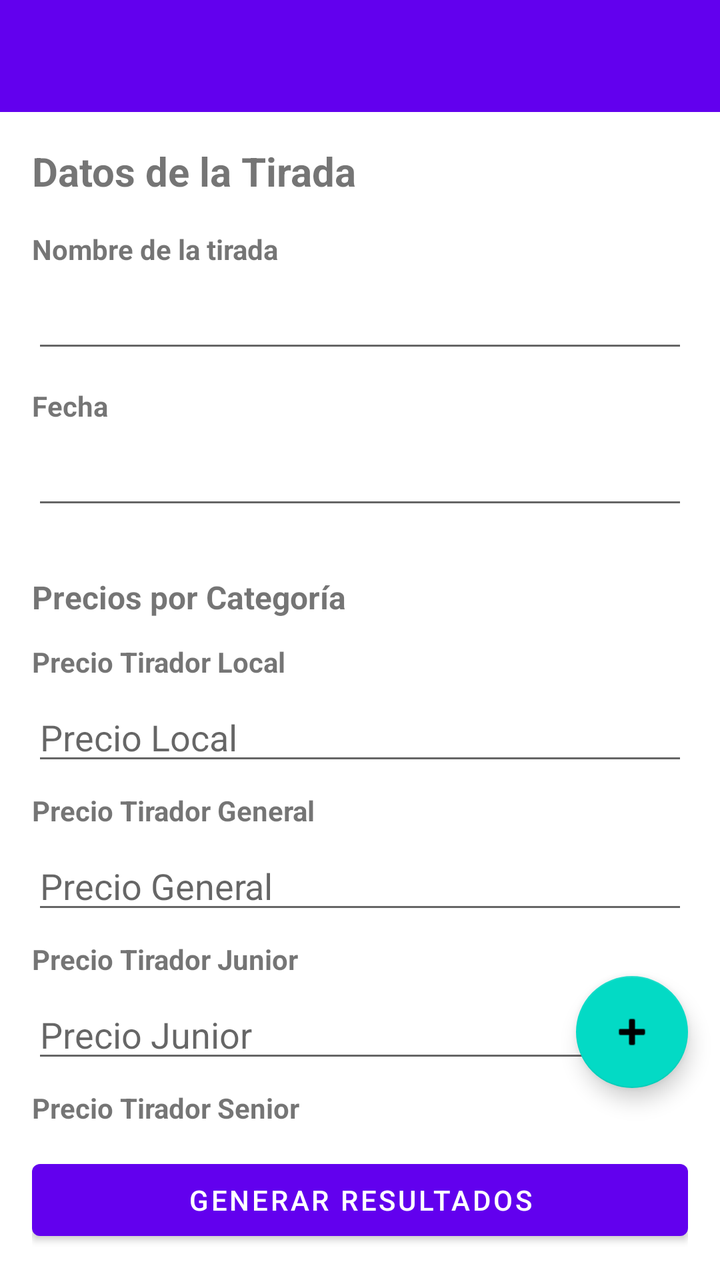
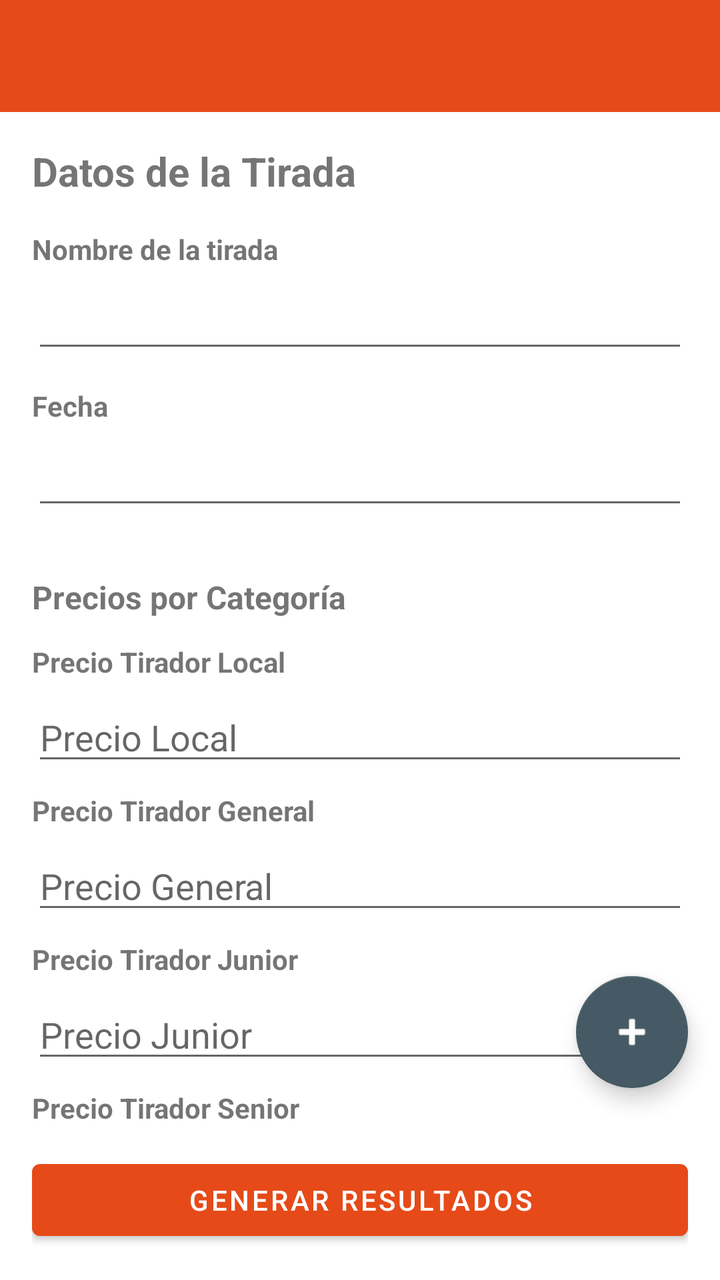

An Android layout rendered at two revisions. The XML below is the earlier revision; the diff shows what the commit changed to produce the second picture.
<!-- AndroidManifest.xml: application theme Theme.PlatoScore -->
<!-- res/layout/activity_tirada_detail.xml -->
<?xml version="1.0" encoding="utf-8"?>
<androidx.constraintlayout.widget.ConstraintLayout xmlns:android="http://schemas.android.com/apk/res/android"
    xmlns:app="http://schemas.android.com/apk/res-auto"
    xmlns:tools="http://schemas.android.com/tools"
    android:id="@+id/rootTiradaDetail"
    android:layout_width="match_parent"
    android:layout_height="match_parent"
    tools:context=".ui.activities.TiradaDetailActivity">

    <com.google.android.material.appbar.MaterialToolbar
        android:id="@+id/toolbar"
        android:layout_width="0dp"
        android:layout_height="wrap_content"
        android:minHeight="?attr/actionBarSize"
        android:background="?attr/colorPrimary"
        android:theme="@style/ThemeOverlay.MaterialComponents.Dark.ActionBar"
        app:layout_constraintTop_toTopOf="parent"
        app:layout_constraintStart_toStartOf="parent"
        app:layout_constraintEnd_toEndOf="parent" />

    
    <androidx.core.widget.NestedScrollView
        android:id="@+id/scrollContent"
        android:layout_width="0dp"
        android:layout_height="0dp"
        android:fillViewport="true"
        app:layout_constraintTop_toBottomOf="@id/toolbar"
        app:layout_constraintBottom_toTopOf="@id/bottomBar"
        app:layout_constraintStart_toStartOf="parent"
        app:layout_constraintEnd_toEndOf="parent">

        <LinearLayout
            android:id="@+id/contentContainer"
            android:layout_width="match_parent"
            android:layout_height="wrap_content"
            android:orientation="vertical"
            android:padding="16dp">

            <TextView
                android:layout_width="wrap_content"
                android:layout_height="wrap_content"
                android:text="@string/titulo_datos_tirada"
                android:textSize="20sp"
                android:textStyle="bold"
                android:layout_marginBottom="16dp" />

            <TextView
                android:id="@+id/lblNombreTirada"
                android:layout_width="wrap_content"
                android:layout_height="wrap_content"
                android:text="@string/label_nombre_tirada"
                android:textStyle="bold"
                android:layout_marginBottom="6dp"
                android:labelFor="@id/etNombreTirada" />

            <EditText
                android:id="@+id/etNombreTirada"
                android:layout_width="match_parent"
                android:layout_height="wrap_content"
                android:layout_marginBottom="12dp" />

            <TextView
                android:id="@+id/lblFechaTirada"
                android:layout_width="wrap_content"
                android:layout_height="wrap_content"
                android:text="@string/label_fecha"
                android:textStyle="bold"
                android:layout_marginBottom="6dp"
                android:labelFor="@id/etFechaTirada" />

            <EditText
                android:id="@+id/etFechaTirada"
                android:layout_width="match_parent"
                android:layout_height="wrap_content"
                android:inputType="none"
                android:focusable="false"
                android:clickable="true"
                android:cursorVisible="false"
                android:longClickable="false"
                android:layout_marginBottom="12dp" />

            <TextView
                android:layout_width="wrap_content"
                android:layout_height="wrap_content"
                android:text="@string/titulo_precios_categoria"
                android:textSize="16sp"
                android:textStyle="bold"
                android:layout_marginTop="16dp"
                android:layout_marginBottom="12dp" />

            <TextView
                android:id="@+id/lblPrecioLocal"
                android:layout_width="wrap_content"
                android:layout_height="wrap_content"
                android:text="@string/label_precio_local"
                android:textStyle="bold"
                android:layout_marginBottom="6dp"
                android:labelFor="@id/etPrecioLocal" />

            <EditText
                android:id="@+id/etPrecioLocal"
                android:layout_width="match_parent"
                android:layout_height="wrap_content"
                android:hint="@string/hint_precio_local"
                android:inputType="numberDecimal"
                android:layout_marginBottom="8dp" />

            <TextView
                android:id="@+id/lblPrecioGeneral"
                android:layout_width="wrap_content"
                android:layout_height="wrap_content"
                android:text="@string/label_precio_general"
                android:textStyle="bold"
                android:layout_marginBottom="6dp"
                android:labelFor="@id/etPrecioGeneral" />

            <EditText
                android:id="@+id/etPrecioGeneral"
                android:layout_width="match_parent"
                android:layout_height="wrap_content"
                android:hint="@string/hint_precio_general"
                android:inputType="numberDecimal"
                android:layout_marginBottom="8dp" />

            <TextView
                android:id="@+id/lblPrecioJunior"
                android:layout_width="wrap_content"
                android:layout_height="wrap_content"
                android:text="@string/label_precio_junior"
                android:textStyle="bold"
                android:layout_marginBottom="6dp"
                android:labelFor="@id/etPrecioJunior" />

            <EditText
                android:id="@+id/etPrecioJunior"
                android:layout_width="match_parent"
                android:layout_height="wrap_content"
                android:hint="@string/hint_precio_junior"
                android:inputType="numberDecimal"
                android:layout_marginBottom="8dp" />

            <TextView
                android:id="@+id/lblPrecioSenior"
                android:layout_width="wrap_content"
                android:layout_height="wrap_content"
                android:text="@string/label_precio_senior"
                android:textStyle="bold"
                android:layout_marginBottom="6dp"
                android:labelFor="@id/etPrecioSenior" />

            <EditText
                android:id="@+id/etPrecioSenior"
                android:layout_width="match_parent"
                android:layout_height="wrap_content"
                android:hint="@string/hint_precio_senior"
                android:inputType="numberDecimal"
                android:layout_marginBottom="8dp" />

            <TextView
                android:id="@+id/lblPrecioDama"
                android:layout_width="wrap_content"
                android:layout_height="wrap_content"
                android:text="@string/label_precio_dama"
                android:textStyle="bold"
                android:layout_marginBottom="6dp"
                android:labelFor="@id/etPrecioDama" />

            <EditText
                android:id="@+id/etPrecioDama"
                android:layout_width="match_parent"
                android:layout_height="wrap_content"
                android:hint="@string/hint_precio_dama"
                android:inputType="numberDecimal"
                android:layout_marginBottom="24dp" />

            <TextView
                android:layout_width="wrap_content"
                android:layout_height="wrap_content"
                android:text="@string/titulo_escuadras"
                android:textSize="16sp"
                android:textStyle="bold"
                android:layout_marginBottom="12dp" />

            <androidx.recyclerview.widget.RecyclerView
                android:id="@+id/rvEscuadras"
                android:layout_width="match_parent"
                android:layout_height="400dp"
                android:layout_marginBottom="16dp" />

        </LinearLayout>

    </androidx.core.widget.NestedScrollView>

    
    <androidx.constraintlayout.widget.ConstraintLayout
        android:id="@+id/bottomBar"
        android:layout_width="0dp"
        android:layout_height="wrap_content"
        android:padding="16dp"
        app:layout_constraintStart_toStartOf="parent"
        app:layout_constraintEnd_toEndOf="parent"
        app:layout_constraintBottom_toBottomOf="parent">

        <Button
            android:id="@+id/btnGenerarResultados"
            android:layout_width="0dp"
            android:layout_height="wrap_content"
            android:text="@string/btn_generar_resultados"
            app:layout_constraintStart_toStartOf="parent"
            app:layout_constraintEnd_toEndOf="parent"
            app:layout_constraintTop_toTopOf="parent"
            app:layout_constraintBottom_toBottomOf="parent" />

    </androidx.constraintlayout.widget.ConstraintLayout>

    
    <com.google.android.material.floatingactionbutton.FloatingActionButton
        android:id="@+id/fabAddEscuadra"
        android:layout_width="wrap_content"
        android:layout_height="wrap_content"
        android:src="@android:drawable/ic_input_add"
        android:contentDescription="@string/cd_anadir_escuadra"
        app:layout_constraintEnd_toEndOf="parent"
        app:layout_constraintBottom_toTopOf="@id/bottomBar"
        android:layout_marginEnd="16dp"
        android:layout_marginBottom="16dp" />

</androidx.constraintlayout.widget.ConstraintLayout>
<!-- resources referenced by this layout -->
<resources>
  <string name="btn_generar_resultados">Generar Resultados</string>
  <string name="cd_anadir_escuadra">Añadir escuadra</string>
  <string name="hint_precio_dama">Precio Dama</string>
  <string name="hint_precio_general">Precio General</string>
  <string name="hint_precio_junior">Precio Junior</string>
  <string name="hint_precio_local">Precio Local</string>
  <string name="hint_precio_senior">Precio Senior</string>
  <string name="label_fecha">Fecha</string>
  <string name="label_nombre_tirada">Nombre de la tirada</string>
  <string name="label_precio_dama">Precio Tirador Dama</string>
  <string name="label_precio_general">Precio Tirador General</string>
  <string name="label_precio_junior">Precio Tirador Junior</string>
  <string name="label_precio_local">Precio Tirador Local</string>
  <string name="label_precio_senior">Precio Tirador Senior</string>
  <string name="titulo_datos_tirada">Datos de la Tirada</string>
  <string name="titulo_escuadras">Escuadras</string>
  <string name="titulo_precios_categoria">Precios por Categoría</string>
  <style name="Theme.PlatoScore" parent="Theme.MaterialComponents.DayNight.NoActionBar">
          
          <item name="colorPrimary">@color/purple_500</item>
          <item name="colorPrimaryVariant">@color/purple_700</item>
          <item name="colorOnPrimary">@color/white</item>
          
          <item name="colorSecondary">@color/teal_200</item>
          <item name="colorSecondaryVariant">@color/teal_700</item>
          <item name="colorOnSecondary">@color/black</item>
          
          <item name="android:statusBarColor">?attr/colorPrimaryVariant</item>
          
      </style>
  <color name="purple_500">#FF6200EE</color>
  <color name="purple_700">#FF3700B3</color>
  <color name="white">#FFFFFFFF</color>
  <color name="teal_200">#FF03DAC5</color>
  <color name="teal_700">#FF018786</color>
  <color name="black">#FF000000</color>
</resources>

<!-- the commit's change to res/layout/activity_tirada_detail.xml (unified diff, before → after) -->
@@ -12,7 +12,7 @@
         android:layout_width="0dp"
         android:layout_height="wrap_content"
         android:minHeight="?attr/actionBarSize"
-        android:background="?attr/colorPrimary"
+        android:background="?attr/platoAppBar"
         android:theme="@style/ThemeOverlay.MaterialComponents.Dark.ActionBar"
         app:layout_constraintTop_toTopOf="parent"
         app:layout_constraintStart_toStartOf="parent"
<!-- resource entries referenced after the edit -->
@@ -19,22 +19,24 @@
   <string name="titulo_precios_categoria">Precios por Categoría</string>
   <style name="Theme.PlatoScore" parent="Theme.MaterialComponents.DayNight.NoActionBar">
           
-          <item name="colorPrimary">@color/purple_500</item>
-          <item name="colorPrimaryVariant">@color/purple_700</item>
+          <item name="colorPrimary">@color/naranja</item>
+          <item name="colorPrimaryVariant">@color/naranja_oscuro</item>
           <item name="colorOnPrimary">@color/white</item>
           
-          <item name="colorSecondary">@color/teal_200</item>
-          <item name="colorSecondaryVariant">@color/teal_700</item>
-          <item name="colorOnSecondary">@color/black</item>
+          <item name="colorSecondary">@color/grafito</item>
+          <item name="colorSecondaryVariant">@color/grafito_oscuro</item>
+          <item name="colorOnSecondary">@color/white</item>
+          
+          <item name="platoAppBar">@color/naranja</item>
+          <item name="platoOnAppBar">@color/white</item>
           
           <item name="android:statusBarColor">?attr/colorPrimaryVariant</item>
           
       </style>
-  <color name="purple_500">#FF6200EE</color>
-  <color name="purple_700">#FF3700B3</color>
+  <color name="naranja">#FFE64A19</color>
+  <color name="naranja_oscuro">#FFBF360C</color>
   <color name="white">#FFFFFFFF</color>
-  <color name="teal_200">#FF03DAC5</color>
-  <color name="teal_700">#FF018786</color>
-  <color name="black">#FF000000</color>
+  <color name="grafito">#FF455A64</color>
+  <color name="grafito_oscuro">#FF263238</color>
 </resources>
 
